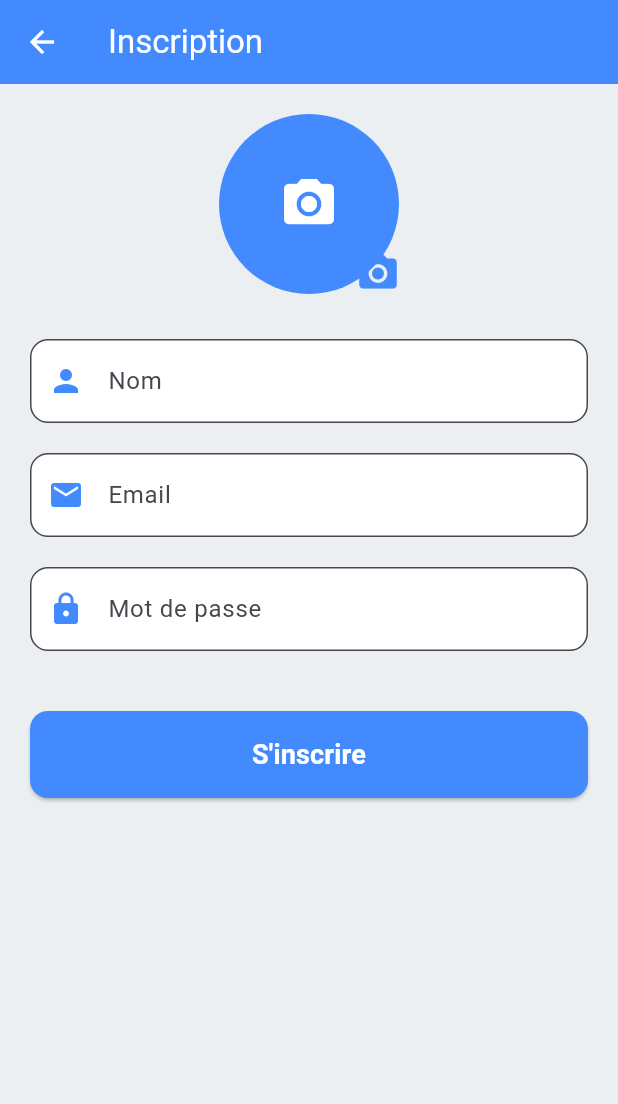
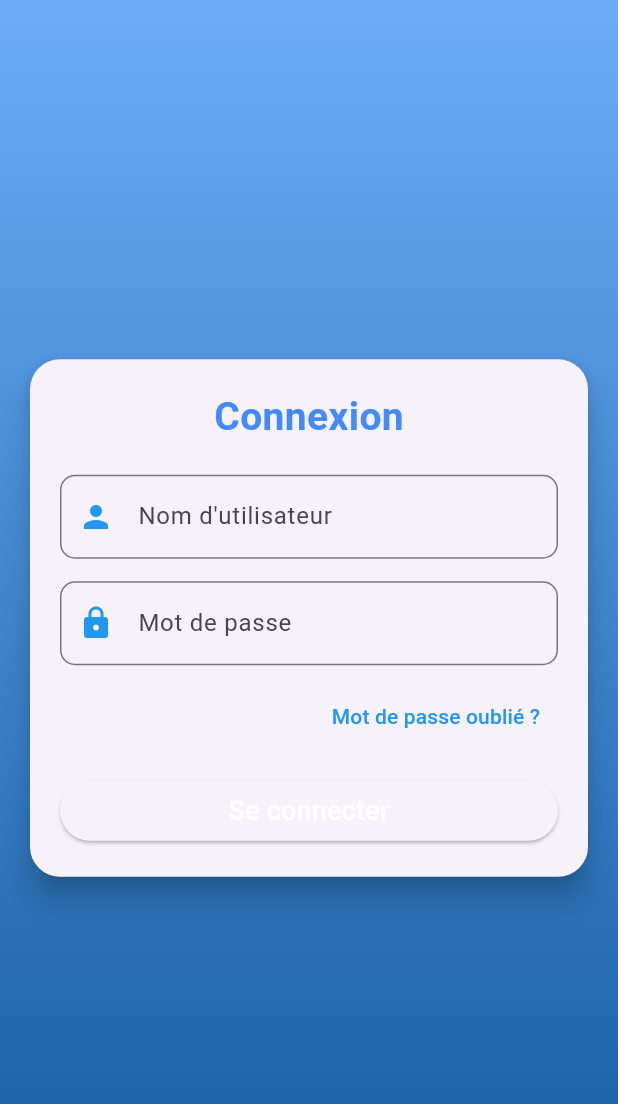
Before and after one commit to KillianMej/FlutterEquitation, a Flutter app: the screen it shows after launch, after a tap on "Go to Register", on a phone screen of 412 x 824 dp. Shown: the top 1104 px of the screen. Run offline on Flutter 3.47's test engine with Material 3 defaults, Android fonts, the phone set to English and light mode, and no system bars; our stand-ins replace image_picker, sqflite, sqflite_common_ffi; accounts and stored records are empty.

Commit message:
login fonctionne

```diff
--- a/lib/main.dart
+++ b/lib/main.dart
@@ -1,13 +1,12 @@
 import 'package:flutter/material.dart';
-import 'dart:async';
 import 'package:flutter/widgets.dart';
+import 'package:flutter_app/pages/loginpage.dart';
 import 'package:path/path.dart';
 import 'package:sqflite/sqflite.dart';
 import 'package:sqflite_common_ffi/sqflite_ffi.dart';
 import 'database/utilisateur.dart';
 import 'pages/register.dart';
-
-import 'pages/nouveau_Cours.dart';
+import 'pages/nouveau_Cours.dart';  // Importer si vous avez une page pour l'emploi du temps
 
 Future<void> initDb() async {
   sqfliteFfiInit();
@@ -61,7 +60,7 @@ void main() async {
 
   runApp(
     MaterialApp(
-      home: MainApp(),  // MaterialApp enveloppe toute l'application
+      home: MainApp(),
     ),
   );
 }
@@ -81,7 +80,6 @@ class _MainAppState extends State<MainApp> {
     _futureUsers = _getUsers(11);
   }
 
-  // Insertion d'un utilisateur initial
   Future<void> _insertInitialUser() async {
     final jaque = Utilisateur(
       nom: "Jaque",
@@ -96,7 +94,6 @@ class _MainAppState extends State<MainApp> {
     await insertUtilisateur(jaque);
   }
 
-  // Récupération d'un utilisateur par ID
   Future<String> _getUsers(int id) async {
     final user = await getUtilisateurById(id);
     if (user != null) {
@@ -109,12 +106,47 @@ class _MainAppState extends State<MainApp> {
   @override
   Widget build(BuildContext context) {
     return Scaffold(
-      appBar: AppBar(title: const Text("Accueil")),
+      backgroundColor: Colors.blueGrey[50], // Fond bleu clair
+      appBar: AppBar(
+        title: const Text("Page d'accueil"),
+        foregroundColor: Colors.white, // Titre en blanc
+        backgroundColor: Colors.blueAccent,
+        actions: [
+          // Icônes dans l'AppBar
+          IconButton(
+            icon: const Icon(Icons.home),
+            onPressed: () {
+              // Action pour rediriger vers la page d'accueil
+              ScaffoldMessenger.of(context).showSnackBar(
+                const SnackBar(content: Text("Accueil")),
+              );
+            },
+          ),
+          IconButton(
+            icon: const Icon(Icons.schedule),
+            onPressed: () {
+              // Naviguer vers la page emploi du temps
+              ScaffoldMessenger.of(context).showSnackBar(
+                const SnackBar(content: Text("Emploi du temps")),
+              );
+            },
+          ),
+          IconButton(
+            icon: const Icon(Icons.person_add),
+            onPressed: () {
+              // Naviguer vers la page d'inscription (RegisterPage)
+              Navigator.push(
+                context,
+                MaterialPageRoute(builder: (context) => const RegisterPage()),
+              );
+            },
+          ),
+        ],
+      ),
       body: Center(
         child: Column(
           mainAxisAlignment: MainAxisAlignment.center,
           children: [
-            // FutureBuilder pour afficher les données récupérées
             FutureBuilder<String>(
               future: _futureUsers,
               builder: (context, snapshot) {
@@ -128,13 +160,12 @@ class _MainAppState extends State<MainApp> {
               },
             ),
             SizedBox(height: 20),
-            // Bouton pour rediriger vers la page Register
             ElevatedButton(
               onPressed: () {
                 // Naviguer vers la page Register
                 Navigator.push(
                   context,
-                  MaterialPageRoute(builder: (context) => RegisterPage()),
+                  MaterialPageRoute(builder: (context) => LoginPage()),
                 );
               },
               child: Text("Go to Register"),
--- /dev/null
+++ b/lib/pages/LoginPage.dart
@@ -0,0 +1,219 @@
+import 'package:flutter/material.dart';
+import 'package:sqflite/sqflite.dart';
+import 'package:path/path.dart';
+import 'dart:convert';
+import 'package:crypto/crypto.dart';
+import '../database/utilisateur.dart';
+
+class LoginPage extends StatefulWidget {
+  const LoginPage({super.key});
+
+  @override
+  _LoginPageState createState() => _LoginPageState();
+}
+
+class _LoginPageState extends State<LoginPage> {
+  final _usernameController = TextEditingController();
+  final _passwordController = TextEditingController();
+  Database? _database;
+
+@override
+void initState() {
+  super.initState();
+  _initDatabase().then((_) => _printAllUsers());
+}
+
+// Afficher tous les utilisateurs de la base de données
+Future<void> _printAllUsers() async {
+  if (_database == null) {
+    print("La base de données n'est pas encore initialisée !");
+    return;
+  }
+
+  final List<Map<String, dynamic>> users = await _database!.query('utilisateur');
+  print("Liste des utilisateurs : $users");
+}
+
+  // Initialisation de la base de données
+  Future<void> _initDatabase() async {
+    _database = await openDatabase(
+      join(await getDatabasesPath(), 'database.db'),
+      version: 1,
+    );
+  }
+
+// Vérifier si les informations de connexion sont valides
+Future<bool> _checkLogin(String username, String password) async {
+  if (_database == null) return false;
+
+  print("Requête SQL : SELECT * FROM utilisateur WHERE email = ? AND mot_de_passe = ?");
+  print("Params : [username, hashedPassword]");
+
+  // Hacher le mot de passe saisi avant de faire la comparaison
+
+  print("Tentative de connexion avec : $username / $password");
+
+ final List<Map<String, dynamic>> utilisateurs = await _database!.query(
+  'utilisateur',
+  where: "email = ? AND mot_de_passe = ?",
+  whereArgs: [username, password], // Comparaison sans hachage
+);
+
+
+  print("Résultat de la requête : $utilisateurs");
+
+print(utilisateurs );
+  // Si la requête retourne des résultats, l'utilisateur est authentifié
+  if (utilisateurs.isNotEmpty) {
+    print("Utilisateur trouvé !");
+    return true;
+  } else {
+    print("Nom d'utilisateur ou mot de passe incorrect");
+    return false;
+  }
+}
+
+
+
+// Méthode de connexion
+void _login(BuildContext context) async {
+  String username = _usernameController.text.trim();
+  String password = _passwordController.text.trim();
+
+  print("Utilisateur entré : $username");
+  print("Mot de passe entré : $password");
+
+  if (username.isEmpty || password.isEmpty) {
+    _showMessage(context, "Veuillez entrer un nom d'utilisateur et un mot de passe");
+    return;
+  }
+
+  bool isValid = await _checkLogin(username, password);
+
+  if (isValid) {
+    print("Connexion réussie !");
+    _showMessage(context, "Connexion réussie !");
+  } else {
+    print("Nom d'utilisateur ou mot de passe incorrect");
+    _showMessage(context, "Nom d'utilisateur ou mot de passe incorrect");
+  }
+}
+
+  // Afficher un message avec un SnackBar
+  void _showMessage(BuildContext context, String message) {
+    ScaffoldMessenger.of(context).showSnackBar(SnackBar(content: Text(message)));
+  }
+
+  // Afficher la fenêtre de réinitialisation du mot de passe
+  void _showResetPasswordDialog(BuildContext context) {
+    TextEditingController usernameController = TextEditingController();
+    TextEditingController emailController = TextEditingController();
+
+    showDialog(
+      context: context,
+      builder: (context) {
+        return AlertDialog(
+          title: const Text("Réinitialiser le mot de passe"),
+          content: Column(
+            mainAxisSize: MainAxisSize.min,
+            children: [
+              TextField(
+                controller: usernameController,
+                decoration: _inputDecoration("Nom d'utilisateur", Icons.person),
+              ),
+              const SizedBox(height: 10),
+              TextField(
+                controller: emailController,
+                decoration: _inputDecoration("Email", Icons.email),
+                keyboardType: TextInputType.emailAddress,
+              ),
+            ],
+          ),
+          actions: [
+            TextButton(onPressed: () => Navigator.of(context).pop(), child: const Text("Annuler")),
+            ElevatedButton(
+              onPressed: () {
+                if (usernameController.text.isNotEmpty && emailController.text.isNotEmpty) {
+                  _showMessage(context, "Demande de réinitialisation envoyée");
+                  Navigator.of(context).pop();
+                } else {
+                  _showMessage(context, "Nom d'utilisateur ou email incorrect");
+                }
+              },
+              child: const Text("Envoyer"),
+            ),
+          ],
+        );
+      },
+    );
+  }
+
+  // Décoration des champs de texte
+  InputDecoration _inputDecoration(String label, IconData icon) {
+    return InputDecoration(
+      labelText: label,
+      prefixIcon: Icon(icon, color: Colors.blue),
+      border: OutlineInputBorder(borderRadius: BorderRadius.circular(10)),
+    );
+  }
+
+  @override
+  Widget build(BuildContext context) {
+    return Scaffold(
+      body: Container(
+        decoration: const BoxDecoration(
+          gradient: LinearGradient(
+            colors: [Color.fromARGB(255, 106, 172, 248), Color(0xFF145DA0)],
+            begin: Alignment.topCenter,
+            end: Alignment.bottomCenter,
+          ),
+        ),
+        child: Center(
+          child: Padding(
+            padding: const EdgeInsets.all(16.0),
+            child: Card(
+              elevation: 8,
+              shape: RoundedRectangleBorder(borderRadius: BorderRadius.circular(20)),
+              child: Padding(
+                padding: const EdgeInsets.all(20.0),
+                child: Column(
+                  mainAxisSize: MainAxisSize.min,
+                  children: [
+                    const Text("Connexion", style: TextStyle(fontSize: 26, fontWeight: FontWeight.bold, color: Colors.blueAccent)),
+                    const SizedBox(height: 20),
+                    TextField(
+                      controller: _usernameController,
+                      decoration: _inputDecoration("Nom d'utilisateur", Icons.person),
+                    ),
+                    const SizedBox(height: 15),
+                    TextField(
+                      controller: _passwordController,
+                      obscureText: true,
+                      decoration: _inputDecoration("Mot de passe", Icons.lock),
+                    ),
+                    const SizedBox(height: 10),
+                    Align(
+                      alignment: Alignment.centerRight,
+                      child: TextButton(
+                        onPressed: () => _showResetPasswordDialog(context),
+                        child: const Text("Mot de passe oublié ?", style: TextStyle(color: Colors.blue)),
+                      ),
+                    ),
+                    const SizedBox(height: 15),
+                    SizedBox(
+                      width: double.infinity,
+                      child: ElevatedButton(
+                        onPressed: () => _login(context),
+                        child: const Text("Se connecter", style: TextStyle(fontSize: 18, color: Colors.white)),
+                      ),
+                    ),
+                  ],
+                ),
+              ),
+            ),
+          ),
+        ),
+      ),
+    );
+  }
+}
--- a/pubspec.yaml
+++ b/pubspec.yaml
@@ -12,6 +12,7 @@ dependencies:
   path: ^1.9.1
   sqflite: ^2.4.2
   image_picker: ^0.8.4+4
+  crypto: ^3.0.6
 
 dev_dependencies:
   flutter_test:
```
Also changed, not shown: pubspec.lock. Lines whose indentation alone changed are shown as unchanged.
